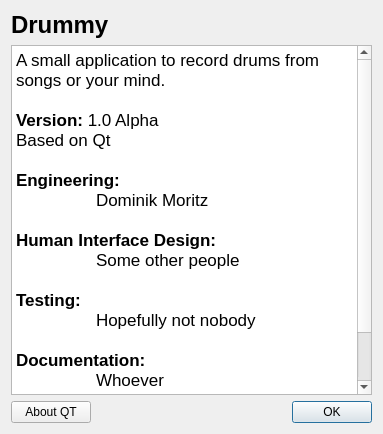
Above: about.ui from domoritz/drummy before the change. Below: the same form after it.
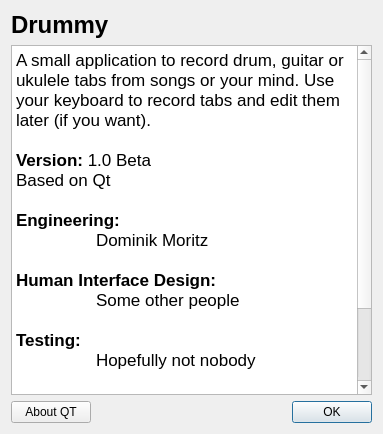
That is the form after the change.

Commit message: better painting, more settings, basic undo/redo, new song info widget, more action(s)

```diff
--- a/about.ui
+++ b/about.ui
@@ -35,9 +35,9 @@
 &lt;html&gt;&lt;head&gt;&lt;meta name=&quot;qrichtext&quot; content=&quot;1&quot; /&gt;&lt;style type=&quot;text/css&quot;&gt;
 p, li { white-space: pre-wrap; }
 &lt;/style&gt;&lt;/head&gt;&lt;body style=&quot; font-family:'Lucida Grande'; font-size:13pt; font-weight:400; font-style:normal;&quot;&gt;
-&lt;p style=&quot; margin-top:0px; margin-bottom:0px; margin-left:0px; margin-right:0px; -qt-block-indent:0; text-indent:0px;&quot;&gt;A small application to record drums from songs or your mind. &lt;/p&gt;
+&lt;p style=&quot; margin-top:0px; margin-bottom:0px; margin-left:0px; margin-right:0px; -qt-block-indent:0; text-indent:0px;&quot;&gt;A small application to record drum, guitar or ukulele tabs from songs or your mind. Use your keyboard to record tabs and edit them later (if you want). &lt;/p&gt;
 &lt;p style=&quot;-qt-paragraph-type:empty; margin-top:0px; margin-bottom:0px; margin-left:0px; margin-right:0px; -qt-block-indent:0; text-indent:0px;&quot;&gt;&lt;/p&gt;
-&lt;p style=&quot; margin-top:0px; margin-bottom:0px; margin-left:0px; margin-right:0px; -qt-block-indent:0; text-indent:0px;&quot;&gt;&lt;span style=&quot; font-weight:600;&quot;&gt;Version:&lt;/span&gt; 1.0 Alpha&lt;/p&gt;
+&lt;p style=&quot; margin-top:0px; margin-bottom:0px; margin-left:0px; margin-right:0px; -qt-block-indent:0; text-indent:0px;&quot;&gt;&lt;span style=&quot; font-weight:600;&quot;&gt;Version:&lt;/span&gt; 1.0 Beta&lt;/p&gt;
 &lt;p style=&quot; margin-top:0px; margin-bottom:0px; margin-left:0px; margin-right:0px; -qt-block-indent:0; text-indent:0px;&quot;&gt;Based on Qt&lt;/p&gt;
 &lt;p style=&quot;-qt-paragraph-type:empty; margin-top:0px; margin-bottom:0px; margin-left:0px; margin-right:0px; -qt-block-indent:0; text-indent:0px;&quot;&gt;&lt;/p&gt;
 &lt;p style=&quot; margin-top:0px; margin-bottom:0px; margin-left:0px; margin-right:0px; -qt-block-indent:0; text-indent:0px;&quot;&gt;&lt;span style=&quot; font-weight:600;&quot;&gt;Engineering:&lt;/span&gt;&lt;/p&gt;
```
The commit also changes 38 other files.
